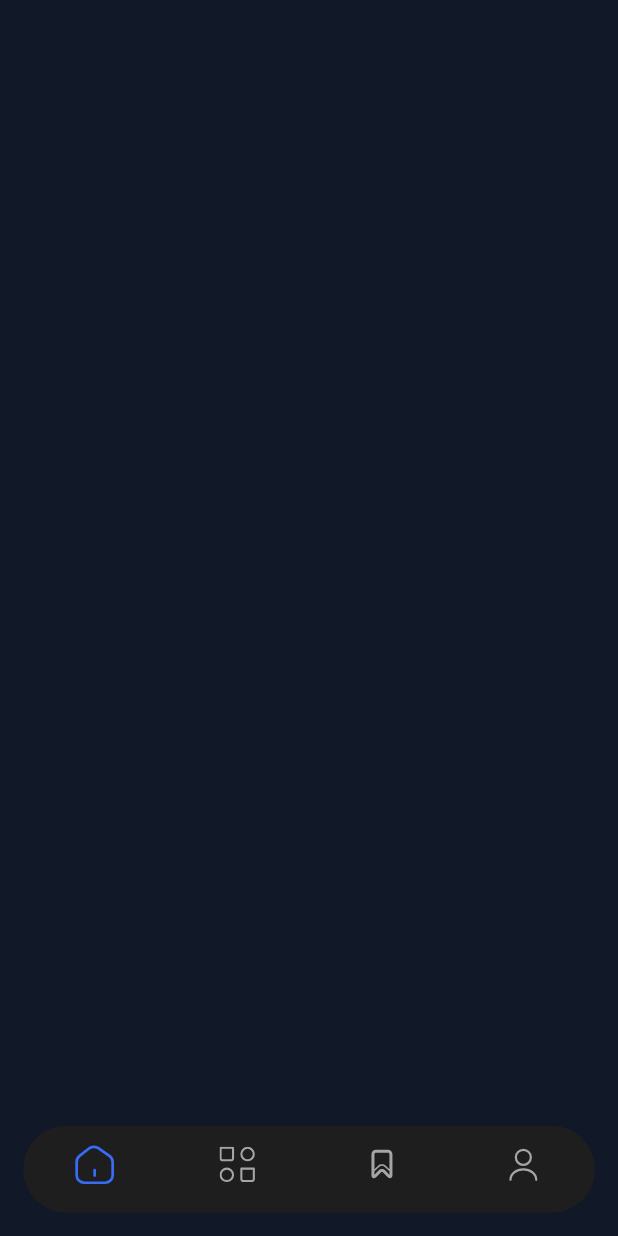
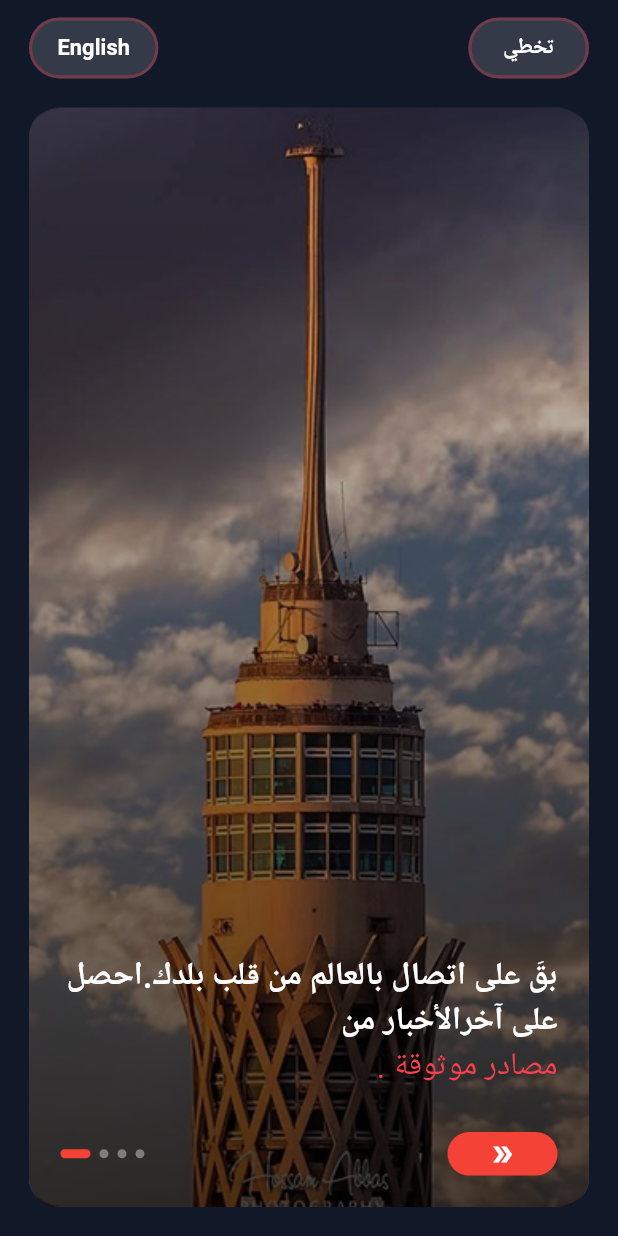
Before and after one commit to kareem-79/Akhbarna, a Flutter app: the screen it shows after launch, on a phone screen of 412 x 824 dp. Run offline on Flutter 3.47's test engine with Material 3 defaults, Android fonts, the phone set to English and light mode, and no system bars; our stand-ins replace flutter_screenutil, flutter_svg, google_fonts; Roboto replaces fonts that are missing (Tajawal); project files that could hold a hidden picture were left out.

Commit message:
Build OnBoarding

```diff
--- a/lib/core/resources/assets_managers.dart
+++ b/lib/core/resources/assets_managers.dart
@@ -2,6 +2,10 @@ class AssetsManagers{
   static const String base="assets/images";
   static const String akhbarna_icon="$base/akhbarna_icon.png";
   static const String akhbarna_text="$base/اخبارنا.png";
+  static const String on_boarding1="$base/on_boarding1.png";
+  static const String on_boarding2="$base/on_boarding2.png";
+  static const String on_boarding3="$base/on_boarding3.png";
+  static const String on_boarding4="$base/on_boarding4.png";
 
 }
 class IconsManagers{
--- a/lib/core/resources/colors_managers.dart
+++ b/lib/core/resources/colors_managers.dart
@@ -5,4 +5,5 @@ class ColorsManagers{
   static Color gray=Color(0xff1E1E1E);
   static Color blue=Color(0xff386BF6);
   static Color white=Color(0xffffffff);
+  static Color red=Color(0xffFF3F4C);
 }
--- a/lib/core/resources/routes_managers.dart
+++ b/lib/core/resources/routes_managers.dart
@@ -1,18 +1,17 @@
-
-
+import 'package:akhbarna/features/on_boarding/presentation/screens/on_boarding.dart';
 import 'package:flutter/material.dart';
 
 import '../../features/layout/main_layout.dart';
-import '../../features/splash_screen/splash_screen.dart';
+import '../../features/splash_screen/presentation/screens/splash_screen.dart';
 
-class RoutesManager{
-  static const String splash="Splash";
-  static const String onBoarding="OnBoarding";
-  static const String mainLayout="MainLayout";
+class RoutesManager {
+  static const String splash = "Splash";
+  static const String onBoarding = "OnBoarding";
+  static const String mainLayout = "MainLayout";
 
-  static Map<String,WidgetBuilder> routes={
-    splash:(_)=>SplashScreen(),
-    mainLayout:(_)=>MainLayout(),
-
+  static Map<String, WidgetBuilder> routes = {
+    splash: (_) => SplashScreen(),
+    onBoarding: (_) => OnBoardingScreen(),
+    mainLayout: (_) => MainLayout(),
   };
 }
--- a/lib/core/widget/svg_widget.dart
+++ b/lib/core/widget/svg_widget.dart
@@ -1,5 +1,6 @@
 import 'package:akhbarna/core/resources/colors_managers.dart';
 import 'package:flutter/material.dart';
+import 'package:flutter_screenutil/flutter_screenutil.dart';
 import 'package:flutter_svg/flutter_svg.dart';
 
 class SvgWidget extends StatelessWidget {
@@ -19,8 +20,8 @@ class SvgWidget extends StatelessWidget {
       scale: isSelected ? 1.2 : 1,
       child: SvgPicture.asset(
         image,
-        width: 24,
-        height: 24,
+        width: 24.w,
+        height: 24.h,
         colorFilter: ColorFilter.mode(
           isSelected
               ? ColorsManagers.blue
--- /dev/null
+++ b/lib/features/on_boarding/presentation/screens/on_boarding.dart
@@ -0,0 +1,263 @@
+import 'package:akhbarna/core/resources/assets_managers.dart';
+import 'package:akhbarna/core/resources/colors_managers.dart';
+import 'package:akhbarna/core/resources/routes_managers.dart';
+import 'package:akhbarna/features/on_boarding/presentation/widget/OnBoardingWidget.dart';
+import 'package:flutter/material.dart';
+import 'package:flutter_screenutil/flutter_screenutil.dart';
+import 'package:google_fonts/google_fonts.dart';
+
+class OnBoardingScreen extends StatefulWidget {
+  const OnBoardingScreen({super.key});
+
+  @override
+  State<OnBoardingScreen> createState() => _OnBoardingScreenState();
+}
+
+class _OnBoardingScreenState extends State<OnBoardingScreen> {
+  final PageController _controller = PageController();
+  int currentIndex = 0;
+  bool isArabic = true;
+
+  final List<OnBoardingWidget> pages = [
+    OnBoardingWidget(
+      image: AssetsManagers.on_boarding1,
+      title: "بقَ على اتصال بالعالم من قلب بلدك.احصل على آخرالأخبار من ",
+      description: ". مصادر موثوقة ",
+    ),
+    OnBoardingWidget(
+      image: AssetsManagers.on_boarding2,
+      title: ". خبر بيهمّك في مجالك،بنقدّمه ليك بسرعة",
+      description: ". كل التفاصيل بين إيديك",
+    ),
+    OnBoardingWidget(
+      image: AssetsManagers.on_boarding3,
+      title: ". عيش التجربة الإخبارية بطابع عربي أصيل",
+      description: ". الأخبار من قلب الشارع بصورة حقيقية",
+    ),
+    OnBoardingWidget(
+      image: AssetsManagers.on_boarding4,
+      title: "من الفن إلى السياسة، أي شيء في",
+      description: ". «أخبارنا»",
+    ),
+  ];
+
+  @override
+  Widget build(BuildContext context) {
+    return Scaffold(
+      body: SafeArea(
+        child: Column(
+          children: [
+            Padding(
+              padding: EdgeInsets.only(top: 12.sp, right: 20.sp, left: 20.sp),
+              child: Row(
+                mainAxisAlignment: MainAxisAlignment.spaceBetween,
+                children: [
+                  Container(
+                    padding: EdgeInsets.symmetric(horizontal: 16.w, vertical: 8.h),
+                    decoration: BoxDecoration(
+                      color: Colors.white.withOpacity(0.15),
+                      borderRadius: BorderRadius.circular(30.r),
+                      border: Border.all(
+                        color: ColorsManagers.red.withOpacity(0.3),
+                        width: 2.w,
+                      ),
+                    ),
+                    child: TextButton(
+                      onPressed: () {
+                        ScaffoldMessenger.of(context).showSnackBar(
+                          const SnackBar(content: Text("تغيير اللغة قريبًا")),
+                        );
+                      },
+                      style: TextButton.styleFrom(
+                        padding: EdgeInsets.zero,
+                        minimumSize: const Size(0, 0),
+                        tapTargetSize: MaterialTapTargetSize.shrinkWrap,
+                      ),
+                      child: Text(
+                        "English",
+                        style: GoogleFonts.tajawal(
+                          fontSize: 15.sp,
+                          color: ColorsManagers.white,
+                          fontWeight: FontWeight.w600,
+                        ),
+                      ),
+                    ),
+                  ),
+
+                  Container(
+                    padding: EdgeInsets.symmetric(horizontal: 20.w, vertical: 8.h),
+                    decoration: BoxDecoration(
+                      color: Colors.white.withOpacity(0.15),
+                      borderRadius: BorderRadius.circular(30.r),
+                      border: Border.all(
+                        color: ColorsManagers.red.withOpacity(0.3),
+                        width: 2.w,
+                      ),
+                    ),
+                    child: TextButton(
+                      onPressed: () {
+                        Navigator.pushNamed(context, RoutesManager.mainLayout);
+                      },
+                      style: TextButton.styleFrom(
+                        padding: EdgeInsets.zero,
+                        minimumSize: const Size(0, 0),
+                        tapTargetSize: MaterialTapTargetSize.shrinkWrap,
+                      ),
+                      child: Text(
+                        "تخطي",
+                        style: GoogleFonts.tajawal(
+                          fontSize: 15.sp,
+                          color: ColorsManagers.white,
+                          fontWeight: FontWeight.w600,
+                        ),
+                      ),
+                    ),
+                  ),
+                ],
+              ),
+            ),
+
+            Expanded(
+              child: PageView.builder(
+                controller: _controller,
+                itemCount: pages.length,
+                onPageChanged: (index) {
+                  setState(() {
+                    currentIndex = index;
+                  });
+                },
+                itemBuilder: (context, index) {
+                  return _buildPage(pages[index]);
+                },
+              ),
+            ),
+          ],
+        ),
+      ),
+    );
+  }
+
+  Widget _buildPage(OnBoardingWidget model) {
+    return Padding(
+      padding: EdgeInsets.symmetric(horizontal: 20.sp, vertical: 20.sp),
+      child: Column(
+        children: [
+          Expanded(
+            child: ClipRRect(
+              borderRadius: BorderRadius.circular(20.r),
+              child: Stack(
+                fit: StackFit.expand,
+                children: [
+                  Image.asset(
+                    model.image,
+                    fit: BoxFit.cover,
+                    width: 360.w,
+                    height: 700.h,
+                  ),
+                  Container(
+                    decoration: BoxDecoration(
+                      gradient: LinearGradient(
+                        colors: [
+                          Colors.black.withOpacity(0.1),
+                          Colors.black.withOpacity(0.7),
+                        ],
+                        begin: Alignment.topCenter,
+                        end: Alignment.bottomCenter,
+                      ),
+                    ),
+                  ),
+                  Align(
+                    alignment: Alignment.bottomRight,
+                    child: Padding(
+                      padding: EdgeInsets.all(20.w),
+                      child: Column(
+                        mainAxisSize: MainAxisSize.min,
+                        crossAxisAlignment: CrossAxisAlignment.end,
+                        children: [
+                          Text(
+                            model.title,
+                            textAlign: TextAlign.right,
+                            style: GoogleFonts.tajawal(
+                              color: ColorsManagers.white,
+                              fontSize: 22.sp,
+                              fontWeight: FontWeight.bold,
+                              height: 1.4.h,
+                            ),
+                          ),
+                          Text(
+                            model.description,
+                            textAlign: TextAlign.right,
+                            style: GoogleFonts.tajawal(
+                              color: ColorsManagers.red,
+                              fontSize: 22.sp,
+                              height: 1.4.h,
+                            ),
+                          ),
+                          SizedBox(height: 30.h),
+                          Row(
+                            mainAxisAlignment: MainAxisAlignment.spaceBetween,
+                            children: [
+                              Row(
+                                children: List.generate(
+                                  pages.length,
+                                      (index) => AnimatedContainer(
+                                    duration: const Duration(milliseconds: 300),
+                                    margin: const EdgeInsets.only(right: 6),
+                                    width: currentIndex == index ? 20 : 6,
+                                    height: 6,
+                                    decoration: BoxDecoration(
+                                      color: currentIndex == index
+                                          ? Colors.red
+                                          : Colors.white38,
+                                      borderRadius: BorderRadius.circular(10.r),
+                                    ),
+                                  ),
+                                ),
+                              ),
+                              GestureDetector(
+                                onTap: () {
+                                  if (currentIndex < pages.length - 1) {
+                                    _controller.nextPage(
+                                      duration: const Duration(milliseconds: 400),
+                                      curve: Curves.easeInOut,
+                                    );
+                                  } else {
+                                    Navigator.pushReplacementNamed(
+                                      context,
+                                      RoutesManager.mainLayout,
+                                    );
+                                  }
+                                },
+                                child: Container(
+                                  width: 70.w,
+                                  height: 30.h,
+                                  padding: const EdgeInsets.symmetric(
+                                    horizontal: 20,
+                                    vertical: 6,
+                                  ),
+                                  decoration: BoxDecoration(
+                                    color: Colors.red,
+                                    borderRadius: BorderRadius.circular(30),
+                                  ),
+                                  child: const Icon(
+                                    Icons.double_arrow_outlined,
+                                    color: Colors.white,
+                                    size: 18,
+                                  ),
+                                ),
+                              ),
+                            ],
+                          ),
+                        ],
+                      ),
+                    ),
+                  ),
+                ],
+              ),
+            ),
+          ),
+        ],
+      ),
+    );
+  }
+}
--- /dev/null
+++ b/lib/features/on_boarding/presentation/widget/OnBoardingWidget.dart
@@ -0,0 +1,11 @@
+class OnBoardingWidget {
+  final String image;
+  final String title;
+  final String description;
+
+  OnBoardingWidget({
+    required this.image,
+    required this.title,
+    required this.description,
+  });
+}
--- a/lib/features/splash_screen/splash_screen.dart
+++ b/lib/features/splash_screen/presentation/screens/splash_screen.dart
@@ -18,9 +18,6 @@ class _SplashScreenState extends State<SplashScreen>
   late AnimationController _logoController;
   late AnimationController _textController;
 
-  late Animation<Offset> _leftLine;
-  late Animation<Offset> _rightLine;
-
   late Animation<double> _logoScale;
   late Animation<double> _fadeText;
 
@@ -28,28 +25,17 @@ class _SplashScreenState extends State<SplashScreen>
   void initState() {
     super.initState();
 
-    /// الخطوط
     _linesController = AnimationController(
       vsync: this,
       duration: const Duration(milliseconds: 1200),
     );
-
-    _leftLine = Tween(
-      begin: const Offset(-1, 0),
-      end: Offset.zero,
-    ).animate(CurvedAnimation(parent: _linesController, curve: Curves.easeOut));
-
-    _rightLine = Tween(
-      begin: const Offset(1, 0),
-      end: Offset.zero,
-    ).animate(CurvedAnimation(parent: _linesController, curve: Curves.easeOut));
 
     _logoController = AnimationController(
       vsync: this,
       duration: const Duration(milliseconds: 600),
     );
 
-    _logoScale = Tween(begin: 0.6, end: 1.0).animate(
+    _logoScale = Tween(begin: 0.8, end: 1.0).animate(
       CurvedAnimation(parent: _logoController, curve: Curves.easeOutBack),
     );
 
@@ -73,7 +59,7 @@ class _SplashScreenState extends State<SplashScreen>
 
     await Future.delayed(const Duration(seconds: 1));
 
-    Navigator.pushReplacementNamed(context, RoutesManager.mainLayout);
+    Navigator.pushReplacementNamed(context, RoutesManager.onBoarding);
   }
 
   @override
@@ -104,7 +90,7 @@ class _SplashScreenState extends State<SplashScreen>
                   ),
                 ),
                 Padding(
-                  padding: EdgeInsets.only(right: 110.0.sp),
+                  padding: EdgeInsets.only(right: 100.0.sp),
                   child: FadeTransition(
                     opacity: _fadeText,
                     child: Image.asset(
```
Also changed, not shown: lib/features/layout/main_layout.dart (+4 -6 lines), assets/images/on_boarding1.png (added), assets/images/on_boarding2.png (added), assets/images/on_boarding3.png (added), assets/images/on_boarding4.png (added), lib/features/layout/bookMarket/presentation/screens/bookmarket_tab.dart (renamed from lib/features/layout/bookMarket/presentation/bookmarket_tab.dart), lib/features/layout/category/presentation/screens/category_tab.dart (renamed from lib/features/layout/category/presentation/category_tab.dart), lib/features/layout/home/presentation/screens/home_tap.dart (renamed from lib/features/layout/home/presentation/home_tap.dart), lib/features/layout/profile/presentation/screens/profile_tab.dart (renamed from lib/features/layout/profile/presentation/profile_tab.dart), 2 other files.
